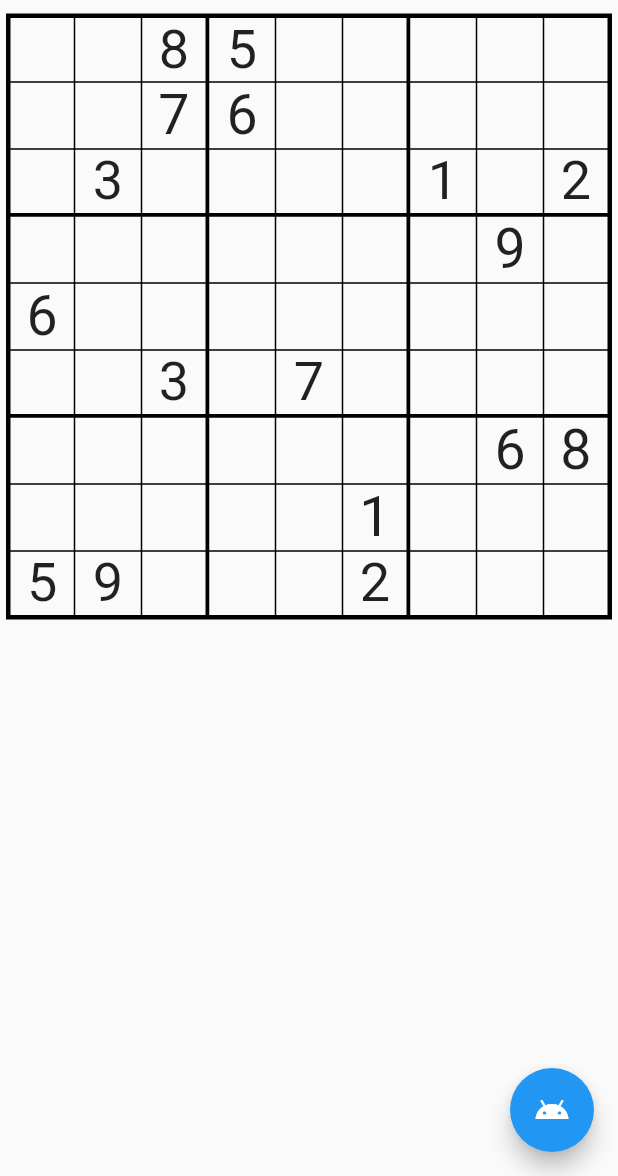
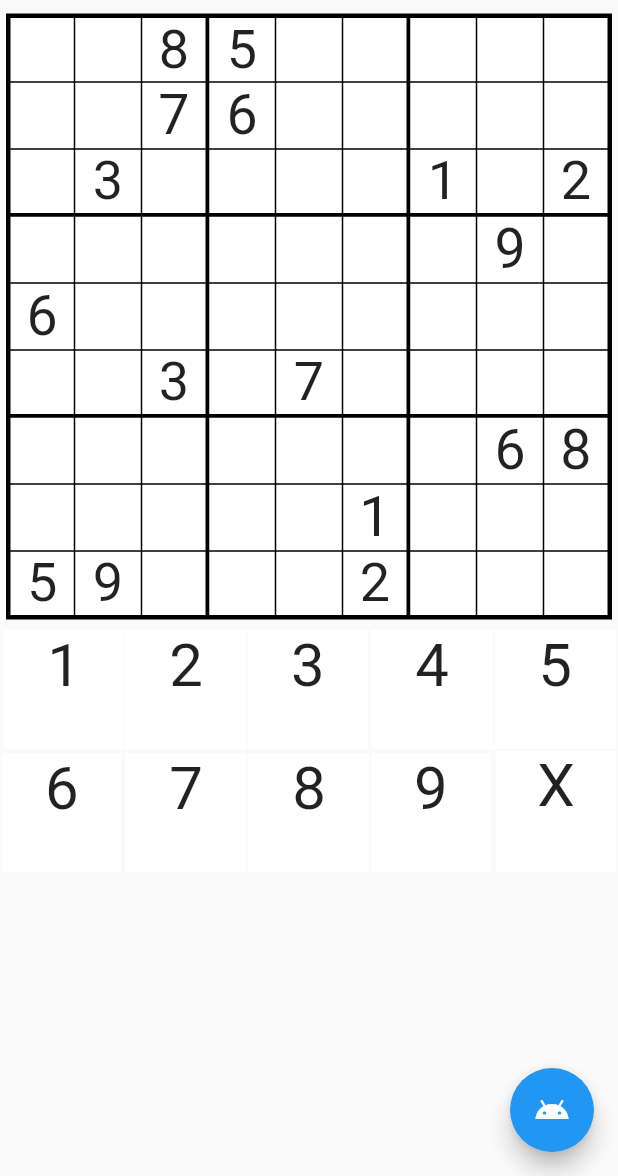
Before and after one commit to lettucebowler/flutterdoku, a Flutter app: the screen it shows after launch, on a phone screen of 412 x 824 dp, the part 60-1236 px from its top. Run offline on Flutter 3.47's test engine with Material 2 defaults, Android fonts, the phone set to English and light mode, and no system bars; drawn by our look-alikes of auto_size_text; Roboto replaces fonts that are missing (FiraCode-Bold).

Commit message:
peer cells are highlighted, and move buttons work

```diff
--- a/lib/main.dart
+++ b/lib/main.dart
@@ -2,9 +2,12 @@ import 'package:flutter/cupertino.dart';
 import 'package:flutter/material.dart';
 import 'package:flutter/rendering.dart';
 import 'package:auto_size_text/auto_size_text.dart';
+import 'package:lettuce_sudoku/sudoku_dart.dart';
 import 'domains/sudoku/SudokuProblem.dart';
 import 'domains/sudoku/SudokuState.dart';
 import 'dart:ui';
+
+import 'framework/problem/SolvingAssistant.dart';
 
 void main() {
   runApp(MyApp());
@@ -60,15 +63,23 @@ class _MyHomePageState extends State<MyHomePage> {
   SudokuProblem problem;
   GridView board;
   List button_grid;
+  bool cell_selected = false;
   var menuHeight = 70;
+  int selectedRow = 0;
+  int selectedCol = 0;
+  SolvingAssistant assistant;
 
 
   void _resetBoard() {
     problem = SudokuProblem();
+    cell_selected = false;
     setState(() {});
   }
 
-  void _highLightOnClick() {
+  void _highLightOnClick(int row, int col) {
+    for(var i = 0; i < problem.board_size; i++) {
+//      button_grid[row * problem.cell_size + col].
+    }
   }
 
   double getConstraint() {
@@ -106,6 +117,41 @@ class _MyHomePageState extends State<MyHomePage> {
     return EdgeInsets.fromLTRB(left.toDouble(), top.toDouble(), right.toDouble(), bottom.toDouble());
   }
 
+  void doMove(int num, int row, int col) {
+    assistant = SolvingAssistant(problem);
+    if (!problem.success()) {
+      var move = 'Place ' +
+          num.toString() +
+          ' at ' +
+          row.toString() +
+          ' ' +
+          col.toString();
+      assistant.tryMove(move);
+    }
+  }
+
+  Color _getColor(int row, int col) {
+    Color color;
+    if (cell_selected == null) {
+      cell_selected = false;
+    }
+    if(cell_selected) {
+      if(row == selectedRow || col == selectedCol) {
+        color = Colors.deepOrange;
+      }
+      if(row ~/ problem.cell_size == selectedRow ~/ problem.cell_size && col ~/ problem.cell_size == selectedCol ~/ problem.cell_size) {
+        color = Colors.deepOrange;
+      }
+      if(row == selectedRow && col == selectedCol) {
+        color = Colors.white;
+      }
+    }
+    else {
+      color = Colors.white;
+    }
+    return color;
+  }
+
   @override
   Widget build(BuildContext context) {
     // This method is rerun every time setState is called, for instance as done
@@ -116,6 +162,10 @@ class _MyHomePageState extends State<MyHomePage> {
     // than having to individually change instances of widgets.
     if(problem == null || problem.success()) {
       problem = SudokuProblem();
+    }
+
+    if(button_grid == null) {
+      button_grid = List();
     }
     SudokuState currentState = problem.getCurrentState();
     List currentBoard = currentState.getTiles();
@@ -129,22 +179,19 @@ class _MyHomePageState extends State<MyHomePage> {
           var cellNum = currentBoard[row][col];
           String toPlace = cellNum == 0 ? '' : cellNum.toString();
 
-//          InkWell button = InkWell(
-//            onTap: () {}, // needed
-//            child: Ink( // use Ink
-//              width: 200,
-//              height: 200,
-//              color: Colors.blue,
-//            ),
-//          );
-
           Container button = Container(
-            color: Colors.black,
             padding: getBoardPadding(index),
             child: Material(
+              color: _getColor(row, col),
               child: InkWell(
                 splashColor: Colors.deepOrange,
-                onTap: () {},
+                onTap: () {
+                  selectedRow = row;
+                  selectedCol = col;
+                  cell_selected = true;
+                  setState(() {
+                  });
+                },
                 child: AutoSizeText(
                   toPlace,
                   textAlign: TextAlign.center,
@@ -158,25 +205,7 @@ class _MyHomePageState extends State<MyHomePage> {
             ),
           );
 
-//          Container button = Container(
-//            padding: getBoardPadding(index),
-//            child: FlatButton(
-//              color: Colors.white,
-//              hoverColor: Colors.teal[400],
-//              splashColor: Colors.deepOrange,
-//              onPressed: () {
-//              },
-//              child: AutoSizeText(
-//                toPlace,
-//                textAlign: TextAlign.center,
-//                maxLines: 1,
-//                style: TextStyle(
-//                  fontFamily: 'FiraCode-Bold',
-//                  fontSize: 40,
-//                ),
-//              ),
-//            ),
-//          );
+          button_grid.add(button);
           return button;
         })
     );
@@ -222,8 +251,6 @@ class _MyHomePageState extends State<MyHomePage> {
               child: AspectRatio(
                 aspectRatio: 1,
                 child: Container(
-//                  width: getConstraint(),
-//                  height: getConstraint(),
                   padding: EdgeInsets.all(4),
                   child: Container(
                     color: Colors.black,
@@ -232,12 +259,47 @@ class _MyHomePageState extends State<MyHomePage> {
                 ),
               ),
             ),
+            AspectRatio(
+              aspectRatio: 2,
+              child: GridView.count(
+                padding: EdgeInsets.all(1),
+                crossAxisCount: 5,
+                childAspectRatio: 1,
+                children: List.generate(10, (index) {
+                  int num = (index + 1) % (problem.board_size + 1);
+                  String toPlace = num == 0 ? 'X' : (index + 1).toString();
+                  Container button = Container(
+                    padding: getBoardPadding(index),
+                    child: Material(
+                      color: Colors.white,
+                      child: InkWell(
+                        splashColor: Colors.deepOrange,
+                        onTap: () {
+                          doMove(num, selectedRow, selectedCol);
+                          setState(() {});
+                        },
+                        child: AutoSizeText(
+                          toPlace,
+                          textAlign: TextAlign.center,
+                          maxLines: 1,
+                          style: TextStyle(
+                            fontFamily: 'FiraCode-Bold',
+                            fontSize: 40,
+                          ),
+                        ),
+                      ),
+                    ),
+                  );
+
+                    button_grid.add(button);
+                    return button;
+                  }
+                ),
+              ),
+            ),
           ],
         ),
       ),
-        // Center is a layout widget. It takes a single child and positions it
-        // in the middle of the parent.
-//        child: board,
       floatingActionButton: FloatingActionButton(
         onPressed: () {
           _resetBoard();
@@ -248,3 +310,102 @@ class _MyHomePageState extends State<MyHomePage> {
     );
   }
 }
+
+//class BoardButton extends StatefulWidget {
+//
+//  int index;
+//  int cell;
+//  int num;
+//
+//  BoardButton({Key key}) : super(key: key) {
+//    index = 0;
+//    cell = 3;
+//  }
+//
+//  BoardButton.withInfo(int index, int cell, num) {
+//    this.index = index;
+//    this.cell = cell;
+//    this.num = num;
+//  }
+//
+//  @override
+//  _BoardButtonState createState() => _BoardButtonState.withInfo(index, cell, num);
+//}
+//
+//class _BoardButtonState extends State<BoardButton> {
+//  bool selected = false;
+//  int index;
+//  int cellSize;
+//  int boardSize;
+//  int num;
+//
+//  _BoardButtonState.withInfo(int index, int cell, int num) {
+//    print('constructor');
+//    this.index = index;
+//    this.cellSize = cell;
+//    this.boardSize = cell * cell;
+//    this.num = num;
+//  }
+//
+//  @override
+//  Widget build(BuildContext context) {
+//    print('build');
+//    var toPlace = num == 0 ? '' : num.toString();
+//    print('num ' + toPlace + ' ' + num.toString());
+//    return GestureDetector(
+//      onTap: () {
+//        setState(() {
+//          selected = !selected;
+//        });
+//      },
+//      child: Center(
+//        child: Container(
+//          padding: EdgeInsets.all(1),
+//          color: Colors.black,
+//          child: Material(
+//            child: InkWell(
+//              splashColor: Colors.deepOrange,
+//              onTap: () {},
+//              child: AutoSizeText(
+//                toPlace,
+//                textAlign: TextAlign.center,
+//                maxLines: 1,
+//                style: TextStyle(
+//                  fontFamily: 'FiraCode-Bold',
+//                  fontSize: 40,
+//                ),
+//              ),
+//            ),
+//          ),
+//        ),
+//      ),
+//    );
+//  }
+//
+//  EdgeInsets getBoardPadding(int index) {
+//    int row = index ~/ boardSize;
+//    int col = index % boardSize;
+//
+//    double thickness = 2;
+//    double defaultThickness = 0.5;
+//    double right = defaultThickness;
+//    double top = defaultThickness;
+//    double left = defaultThickness;
+//    double bottom = defaultThickness;
+//
+//    if(row == 0) {
+//      top = thickness;
+//    }
+//    if(col == 0) {
+//      left = thickness;
+//    }
+//    if(row % cellSize == cellSize - 1) {
+//      bottom = thickness;
+//    }
+//    if(col % cellSize == cellSize - 1) {
+//      right = thickness;
+//    }
+//
+//    return EdgeInsets.fromLTRB(left.toDouble(), top.toDouble(), right.toDouble(), bottom.toDouble());
+//  }
+//}
```
Lines whose indentation alone changed are shown as unchanged.
